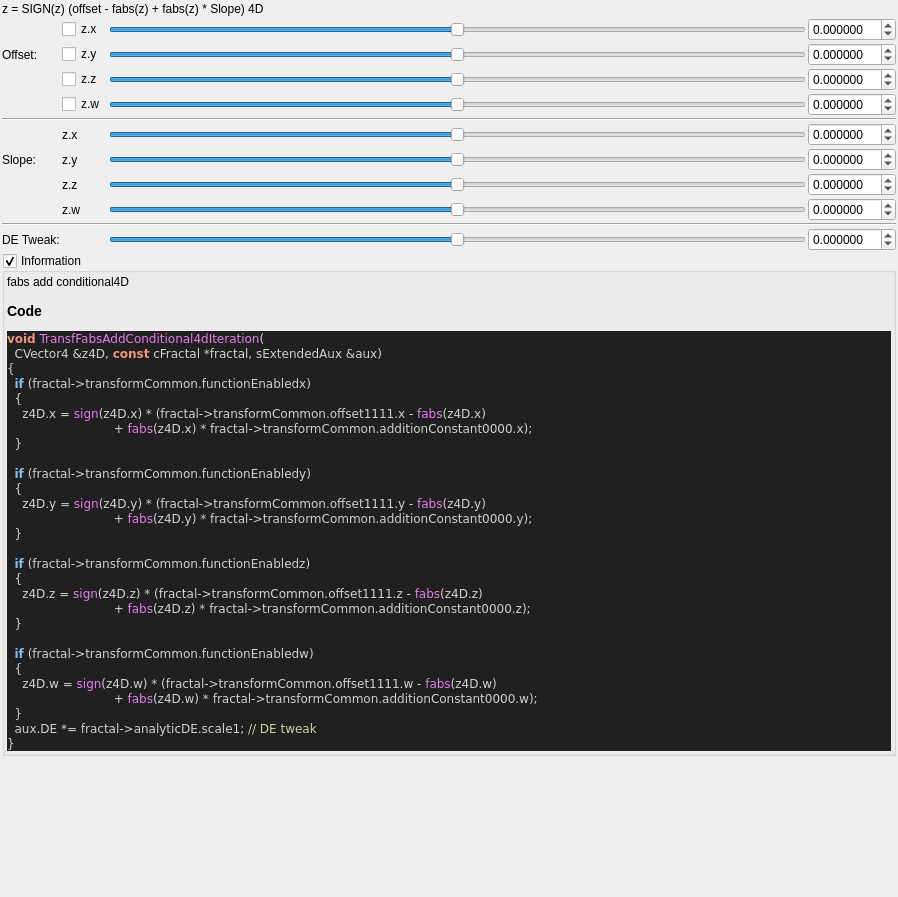
First picture: the form in mandelbulber2/qt_data/fractal_transf_fabs_add_conditional4d.ui, repository buddhi1980/mandelbulber2, before the edit.
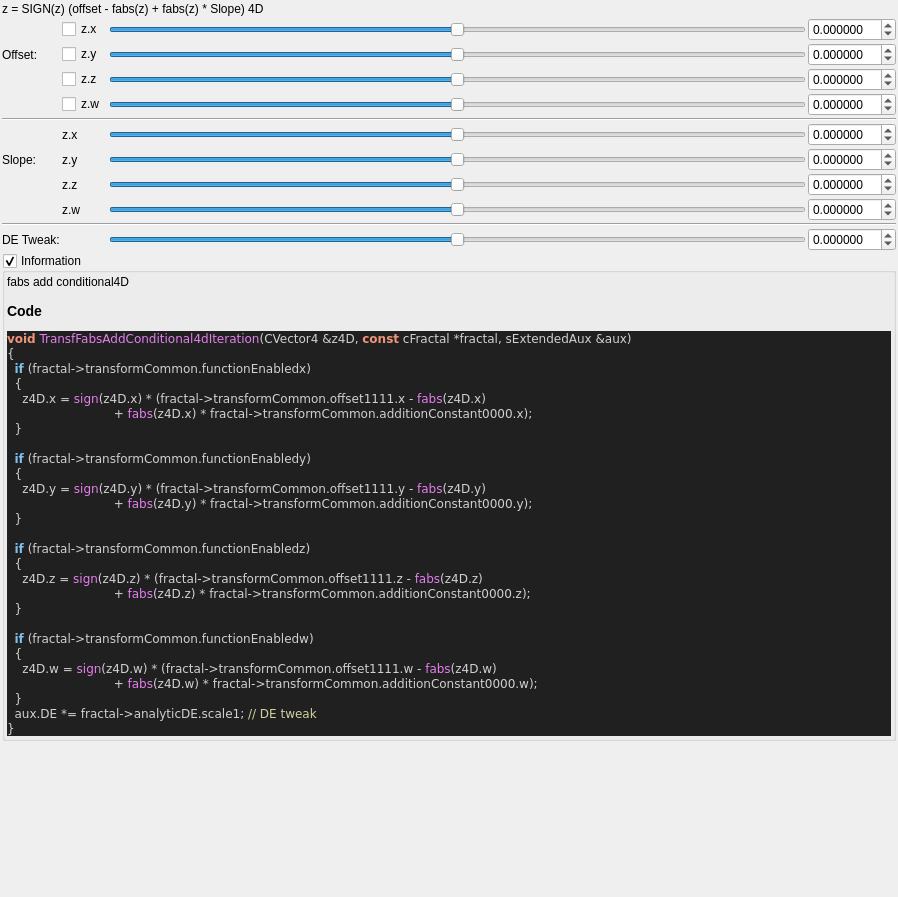
Second picture: the form after the edit. Custom widgets are drawn as their Qt base class.

Patch:
```diff
--- a/mandelbulber2/qt_data/fractal_transf_fabs_add_conditional4d.ui
+++ b/mandelbulber2/qt_data/fractal_transf_fabs_add_conditional4d.ui
@@ -645,8 +645,7 @@
 &lt;/table&gt;
 &lt;h3&gt;Code&lt;/h3&gt;
 &lt;body style=&quot;background-color:#202020&quot;&gt;
-&lt;pre style=&quot;color:#d0d0d0; background-color:#202020;  font-family:'Courier New',monospace;&quot;&gt;&lt;span style=&quot;color:#f09479; font-weight:bold&quot;&gt;void&lt;/span&gt; &lt;span style=&quot;color:#e47eed&quot;&gt;TransfFabsAddConditional4dIteration&lt;/span&gt;&lt;span style=&quot;color:#d0d0d0&quot;&gt;(&lt;/span&gt;
-  CVector4 &lt;span style=&quot;color:#d0d0d0&quot;&gt;&amp;amp;&lt;/span&gt;z4D&lt;span style=&quot;color:#d0d0d0&quot;&gt;,&lt;/span&gt; &lt;span style=&quot;color:#f09479; font-weight:bold&quot;&gt;const&lt;/span&gt; cFractal &lt;span style=&quot;color:#d0d0d0&quot;&gt;*&lt;/span&gt;fractal&lt;span style=&quot;color:#d0d0d0&quot;&gt;,&lt;/span&gt; sExtendedAux &lt;span style=&quot;color:#d0d0d0&quot;&gt;&amp;amp;&lt;/span&gt;aux&lt;span style=&quot;color:#d0d0d0&quot;&gt;)&lt;/span&gt;
+&lt;pre style=&quot;color:#d0d0d0; background-color:#202020;  font-family:'Courier New',monospace;&quot;&gt;&lt;span style=&quot;color:#f09479; font-weight:bold&quot;&gt;void&lt;/span&gt; &lt;span style=&quot;color:#e47eed&quot;&gt;TransfFabsAddConditional4dIteration&lt;/span&gt;&lt;span style=&quot;color:#d0d0d0&quot;&gt;(&lt;/span&gt;CVector4 &lt;span style=&quot;color:#d0d0d0&quot;&gt;&amp;amp;&lt;/span&gt;z4D&lt;span style=&quot;color:#d0d0d0&quot;&gt;,&lt;/span&gt; &lt;span style=&quot;color:#f09479; font-weight:bold&quot;&gt;const&lt;/span&gt; cFractal &lt;span style=&quot;color:#d0d0d0&quot;&gt;*&lt;/span&gt;fractal&lt;span style=&quot;color:#d0d0d0&quot;&gt;,&lt;/span&gt; sExtendedAux &lt;span style=&quot;color:#d0d0d0&quot;&gt;&amp;amp;&lt;/span&gt;aux&lt;span style=&quot;color:#d0d0d0&quot;&gt;)&lt;/span&gt;
 &lt;span style=&quot;color:#d0d0d0&quot;&gt;{&lt;/span&gt;
   &lt;span style=&quot;color:#7ec0ee; font-weight:bold&quot;&gt;if&lt;/span&gt; &lt;span style=&quot;color:#d0d0d0&quot;&gt;(&lt;/span&gt;fractal&lt;span style=&quot;color:#d0d0d0&quot;&gt;-&amp;gt;&lt;/span&gt;transformCommon&lt;span style=&quot;color:#d0d0d0&quot;&gt;.&lt;/span&gt;functionEnabledx&lt;span style=&quot;color:#d0d0d0&quot;&gt;)&lt;/span&gt;
   &lt;span style=&quot;color:#d0d0d0&quot;&gt;{&lt;/span&gt;
```
